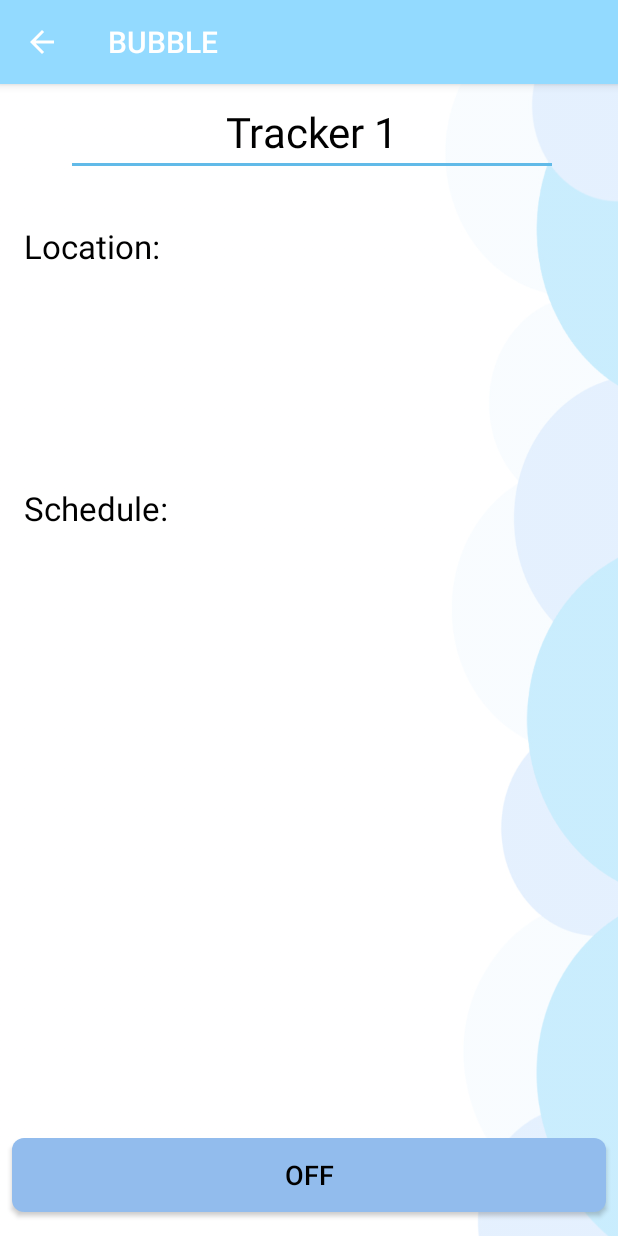
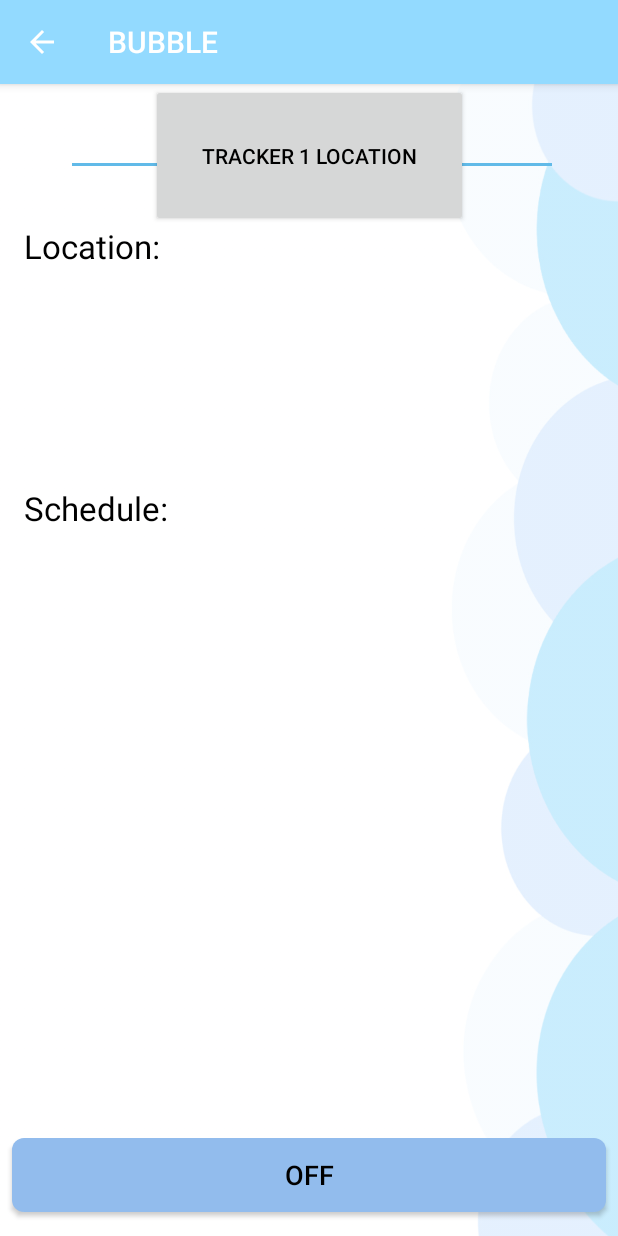
Before and after one commit to dianaleeg/BUBBLE, an Android app: the tracker1PageActivity screen opened directly, with no data from a screen before it, on a phone screen of 412 x 824 dp. Run offline under Robolectric (Android 15) with nearby library versions, the phone set to English and light mode, and no system bars.

Commit message:
Location button

```diff
--- a/app/src/main/res/layout/activity_tracker1_page.xml
+++ b/app/src/main/res/layout/activity_tracker1_page.xml
@@ -73,4 +73,15 @@
         app:layout_constraintLeft_toLeftOf="parent"
         app:layout_constraintTop_toTopOf="parent"
         android:layout_marginStart="16dp" />
+
+    <Button
+        android:id="@+id/button4"
+        android:layout_width="211dp"
+        android:layout_height="95dp"
+        android:layout_marginLeft="8dp"
+        android:layout_marginRight="8dp"
+        android:text="Tracker 1 Location"
+        app:layout_constraintLeft_toLeftOf="parent"
+        app:layout_constraintRight_toRightOf="parent"
+        tools:layout_editor_absoluteY="145dp" />
 </android.support.constraint.ConstraintLayout>
```
